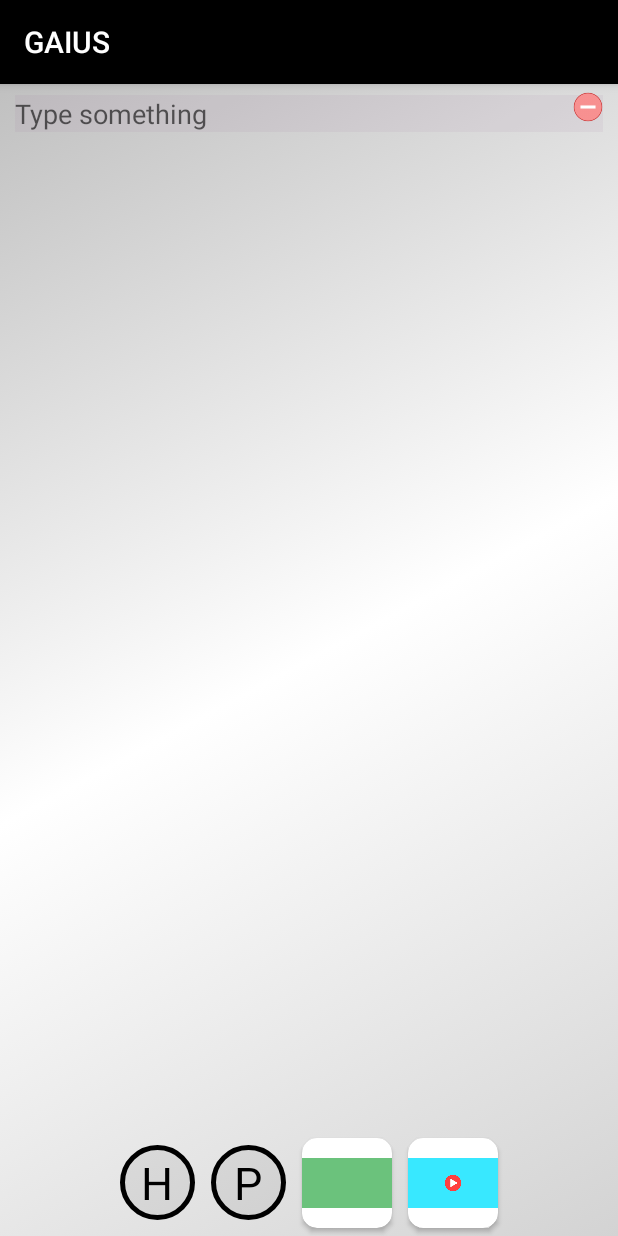
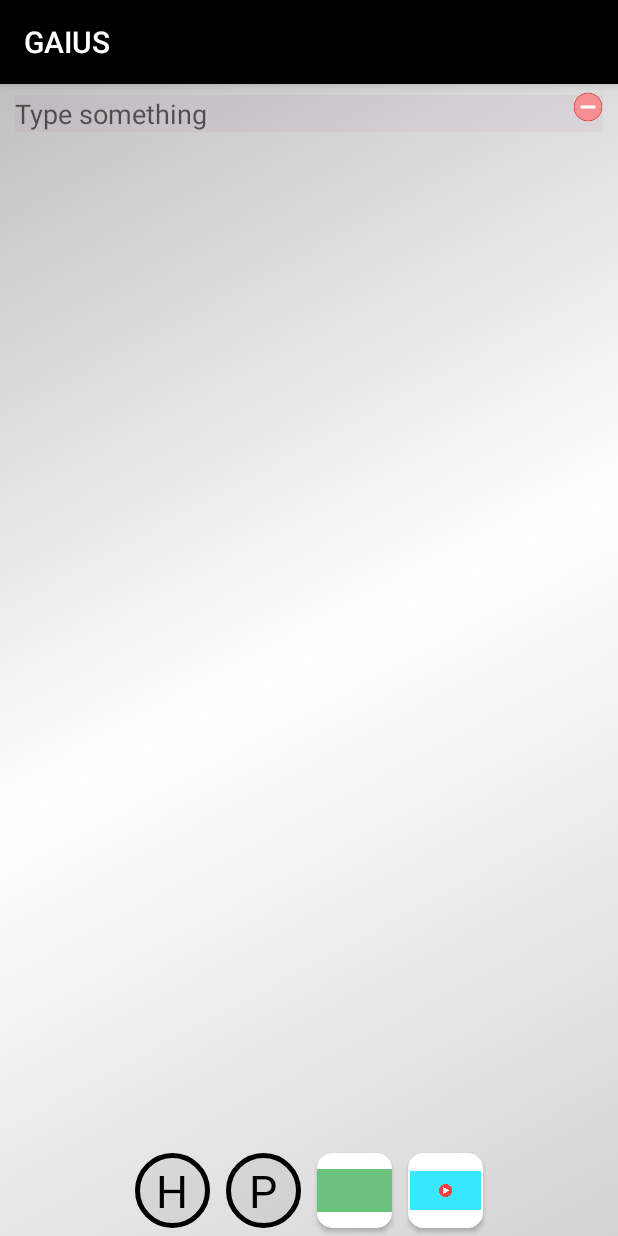
Before and after one commit to thp-comnets/GAIUS2.0, an Android app: the SimpleWebCreation screen opened directly, with no data from a screen before it, on a phone screen of 412 x 824 dp. Run offline under Robolectric (Android 15) with nearby library versions, the phone set to English and light mode, and no system bars; libraries missing offline, so code that uses them is left out: cn.jzvd; plain views replace JzvdStd; Roboto replaces fonts that are not available here; 2 statements that could not run were skipped.

```diff
--- /dev/null
+++ b/app/src/main/res/drawable/item_image_frame.xml
@@ -0,0 +1,7 @@
+<?xml version="1.0" encoding="UTF-8"?>
+<shape xmlns:android="http://schemas.android.com/apk/res/android">
+    <solid android:color="#FFFFFF" />
+    <stroke android:width="1dp" android:color="#000000" />
+    <padding android:left="5dp" android:top="5dp" android:right="5dp"
+        android:bottom="5dp" />
+</shape>
--- a/app/src/main/res/layout/item_list.xml
+++ b/app/src/main/res/layout/item_list.xml
@@ -40,14 +40,25 @@
             android:layout_below="@+id/edit_text"
             android:id="@+id/item_image"
             android:layout_width="fill_parent"
-            android:layout_height="200dp"
+            android:layout_marginStart="20dp"
+            android:layout_marginEnd="20dp"
+            android:layout_height="wrap_content"
+            android:layout_centerHorizontal="true"
+            android:background="@drawable/item_image_frame"
+            android:adjustViewBounds="true"
+            android:scaleType="fitCenter"
             android:visibility="gone"/>
 
         <cn.jzvd.JzvdStd
             android:layout_below="@+id/item_image"
             android:id="@+id/item_video"
             android:layout_width="fill_parent"
-            android:layout_height="200dp"
+            android:layout_height="wrap_content"
+            android:background="@drawable/item_image_frame"
+            android:layout_marginStart="20dp"
+            android:layout_marginEnd="20dp"
+            android:adjustViewBounds="true"
+            android:scaleType="fitCenter"
             android:visibility="gone"/>
 
     </RelativeLayout>
--- a/app/src/main/res/layout/simple_content_creation.xml
+++ b/app/src/main/res/layout/simple_content_creation.xml
@@ -52,10 +52,11 @@
 
         <android.support.v7.widget.CardView
             android:id="@+id/image_card"
-            android:layout_width="60dp"
-            android:layout_height="60dp"
+            android:layout_width="50dp"
+            android:layout_height="50dp"
             app:cardCornerRadius="10dp"
             android:layout_margin="5dp"
+            android:layout_gravity="center"
             android:elevation="10dp"
             app:cardBackgroundColor="#ffffff">
 
@@ -70,17 +71,19 @@
 
         <android.support.v7.widget.CardView
             android:id="@+id/video_card"
-            android:layout_width="60dp"
-            android:layout_height="60dp"
+            android:layout_width="50dp"
+            android:layout_height="50dp"
             app:cardCornerRadius="10dp"
             android:layout_margin="5dp"
+            android:layout_gravity="center"
             android:elevation="10dp"
             app:cardBackgroundColor="#ffffff">
 
             <pl.droidsonroids.gif.GifImageView
                 android:id="@+id/videoButton"
-                android:layout_width="60dp"
-                android:layout_height="60dp"
+                android:layout_gravity="center"
+                android:layout_width="47dp"
+                android:layout_height="47dp"
                 android:src="@drawable/ic_video_create">
             </pl.droidsonroids.gif.GifImageView>
 
```
